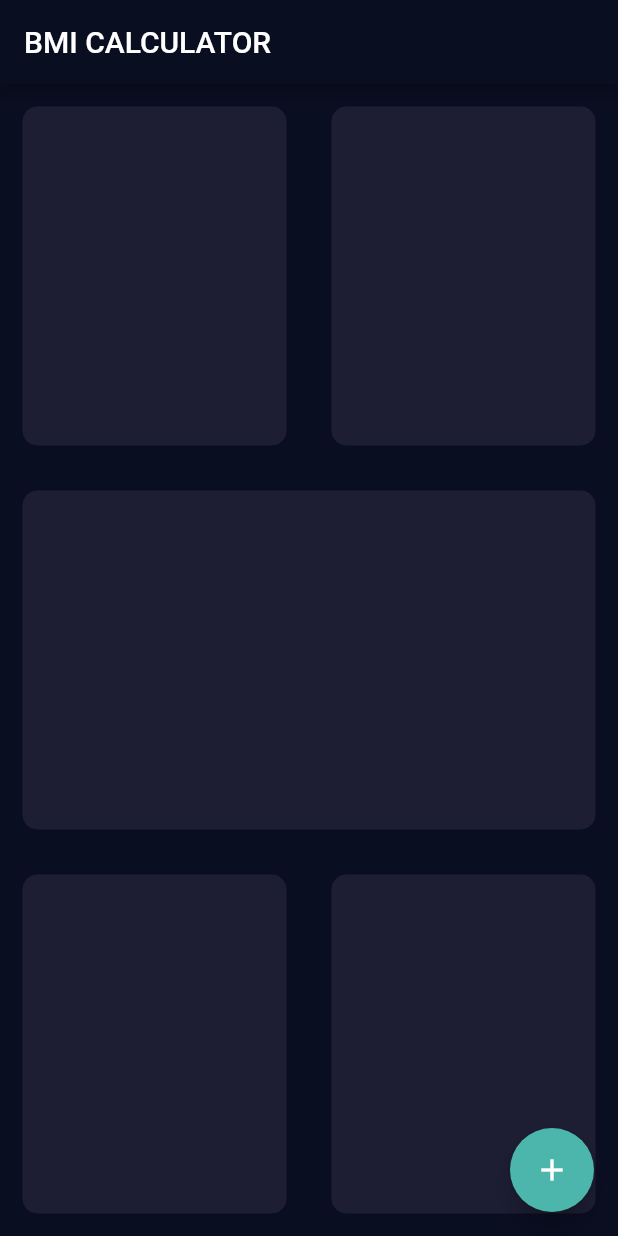
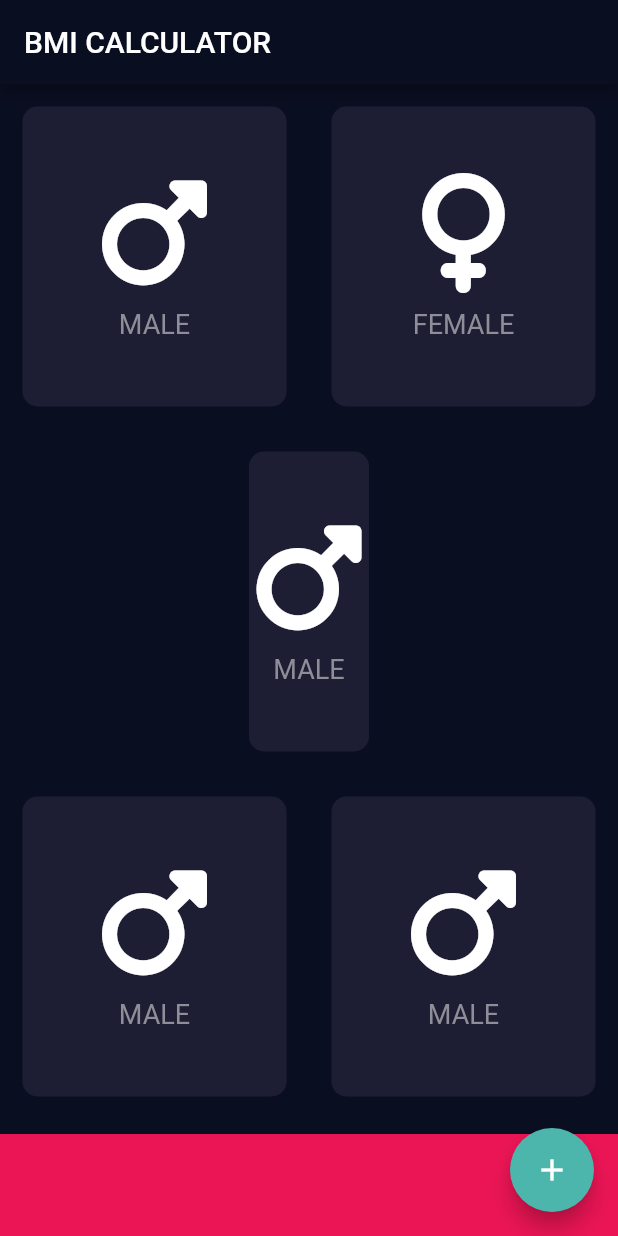
Before and after one commit to alriyadsouza/bmi_calculator, a Flutter app: the screen it shows after launch, on a phone screen of 412 x 824 dp. Run offline on Flutter 3.47's test engine with Material 2 defaults, Android fonts, the phone set to English and light mode, and no system bars; our stand-ins replace font_awesome_flutter.

Commit message:
made changes

```diff
--- a/lib/input_page.dart
+++ b/lib/input_page.dart
@@ -1,4 +1,11 @@
 import 'package:flutter/material.dart';
+import 'package:font_awesome_flutter/font_awesome_flutter.dart';
+import 'reusableCardProp.dart';
+import 'reusableCard.dart';
+
+const bottomBar=68.0;
+const cardColor=Color(0xFF1D1E33);
+const bottomcardColor=Color(0xFFEB1555);
 
 class InputPage extends StatefulWidget {
   @override
@@ -17,26 +24,62 @@ class _InputPageState extends State<InputPage> {
           Expanded(
             child: Row(children: [
               Expanded(
-                child: reusableCard(colour: Color(0xFF1D1E33),),
+                child: reusableCard(
+                  colour: cardColor,
+                  cardChild: reusableCardProp(
+                    icon: FontAwesomeIcons.mars,
+                    label: 'MALE',
+                  ),
+                ),
               ),
               Expanded(
-                child: reusableCard(colour: Color(0xFF1D1E33),),
+                child: reusableCard(
+                  colour: cardColor,
+                  cardChild: reusableCardProp(
+                    icon: FontAwesomeIcons.venus,
+                    label: 'FEMALE',
+                  ),
+                ),
               ),
             ]),
           ),
            Expanded(
-            child: reusableCard(colour: Color(0xFF1D1E33),),
+            child: reusableCard(
+              colour: cardColor,
+              cardChild: reusableCardProp(
+                icon: FontAwesomeIcons.mars,
+                label: 'MALE',
+              ),
+            ),
           ),
           Expanded(
             child: Row(children: [
               Expanded(
-                child: reusableCard(colour: Color(0xFF1D1E33),),
+                child: reusableCard(
+                  colour: cardColor,
+                  cardChild: reusableCardProp(
+                    icon: FontAwesomeIcons.mars,
+                    label: 'MALE',
+                  ),
+                ),
               ),
               Expanded(
-                child: reusableCard(colour: Color(0xFF1D1E33),),
+                child: reusableCard(
+                  colour: cardColor,
+                  cardChild: reusableCardProp(
+                    icon: FontAwesomeIcons.mars,
+                    label: 'MALE',
+                  ),
+                ),
               ),
             ]),
           ),
+          Container(
+            color: bottomcardColor,
+            margin: EdgeInsets.only(top:10.0),
+            width: double.infinity,
+            height: bottomBar,
+          )
         ],
       ),
       floatingActionButton: FloatingActionButton(
@@ -48,21 +91,3 @@ class _InputPageState extends State<InputPage> {
     );
   }
 }
-
-class reusableCard extends StatelessWidget {
-
-  reusableCard({required this.colour});
-
-  Color colour;
-
-  @override
-  Widget build(BuildContext context) {
-    return Container(
-      margin: EdgeInsets.all(15.0),
-      decoration: BoxDecoration(
-        color: colour,
-        borderRadius: BorderRadius.circular(10.0),
-      ),
-    );
-  }
-}
--- a/lib/main.dart
+++ b/lib/main.dart
@@ -1,5 +1,6 @@
 import 'package:flutter/material.dart';
 import 'input_page.dart';
+import 'package:font_awesome_flutter/font_awesome_flutter.dart';
 
 void main() => runApp(BMICalculator());
 
--- /dev/null
+++ b/lib/reusableCard.dart
@@ -0,0 +1,23 @@
+import 'package:flutter/material.dart';
+import 'input_page.dart';
+import 'reusableCardProp.dart';
+
+class reusableCard extends StatelessWidget {
+
+  reusableCard({required this.colour, required this.cardChild});
+
+  final Color colour;
+  final Widget cardChild;
+
+  @override
+  Widget build(BuildContext context) {
+    return Container(
+      child: cardChild,
+      margin: EdgeInsets.all(15.0),
+      decoration: BoxDecoration(
+        color: colour,
+        borderRadius: BorderRadius.circular(10.0),
+      ),
+    );
+  }
+}
--- /dev/null
+++ b/lib/reusableCardProp.dart
@@ -0,0 +1,36 @@
+import 'input_page.dart';
+import 'package:flutter/material.dart';
+import 'reusableCard.dart';
+
+const labelTextStyles= TextStyle(
+  fontSize: 18.0,
+  color: Color(0xFF8D8E98),
+);
+
+class reusableCardProp extends StatelessWidget {
+
+  reusableCardProp({required this.icon, required this.label});
+
+  final IconData icon;
+  final String label;
+
+  @override
+  Widget build(BuildContext context) {
+    return Column(
+      mainAxisAlignment: MainAxisAlignment.center,
+      children: [
+        Icon(
+          icon,
+          size:80.0,
+        ),
+        const SizedBox(
+          height:10.0,
+        ),
+        Text(
+          label,
+          style:labelTextStyles,
+        ),
+      ],
+    );
+  }
+}
```
